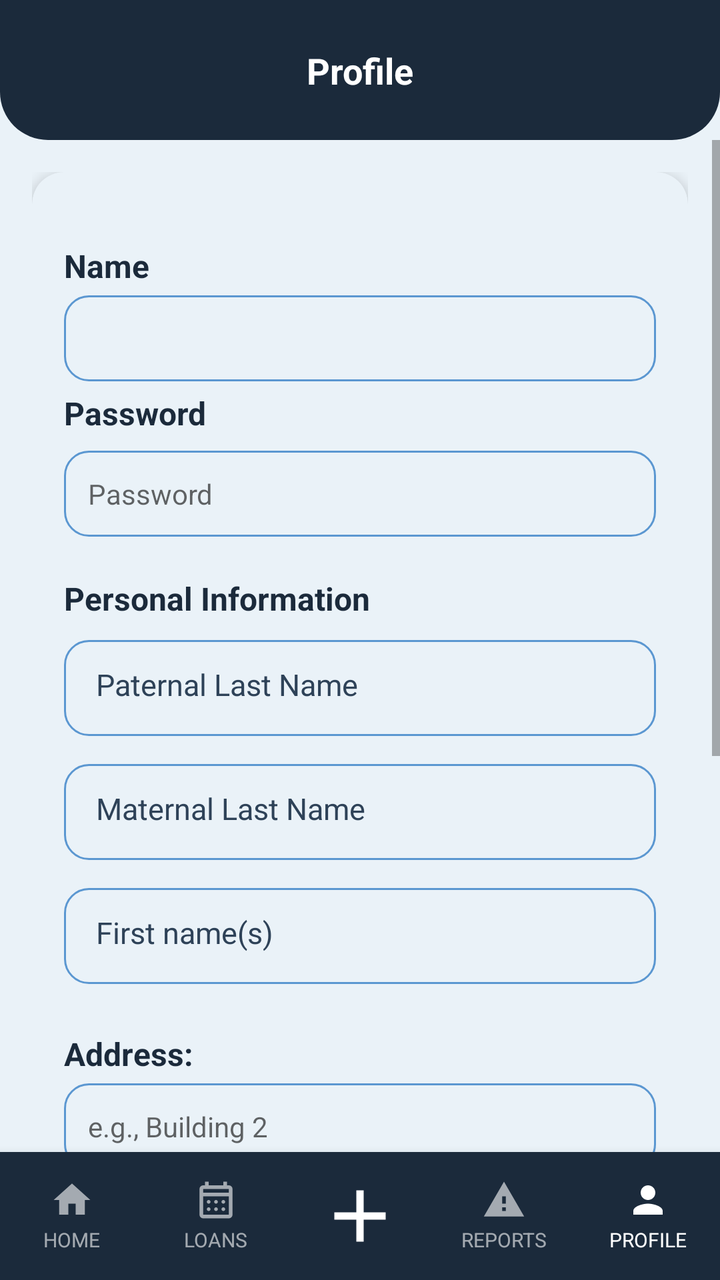
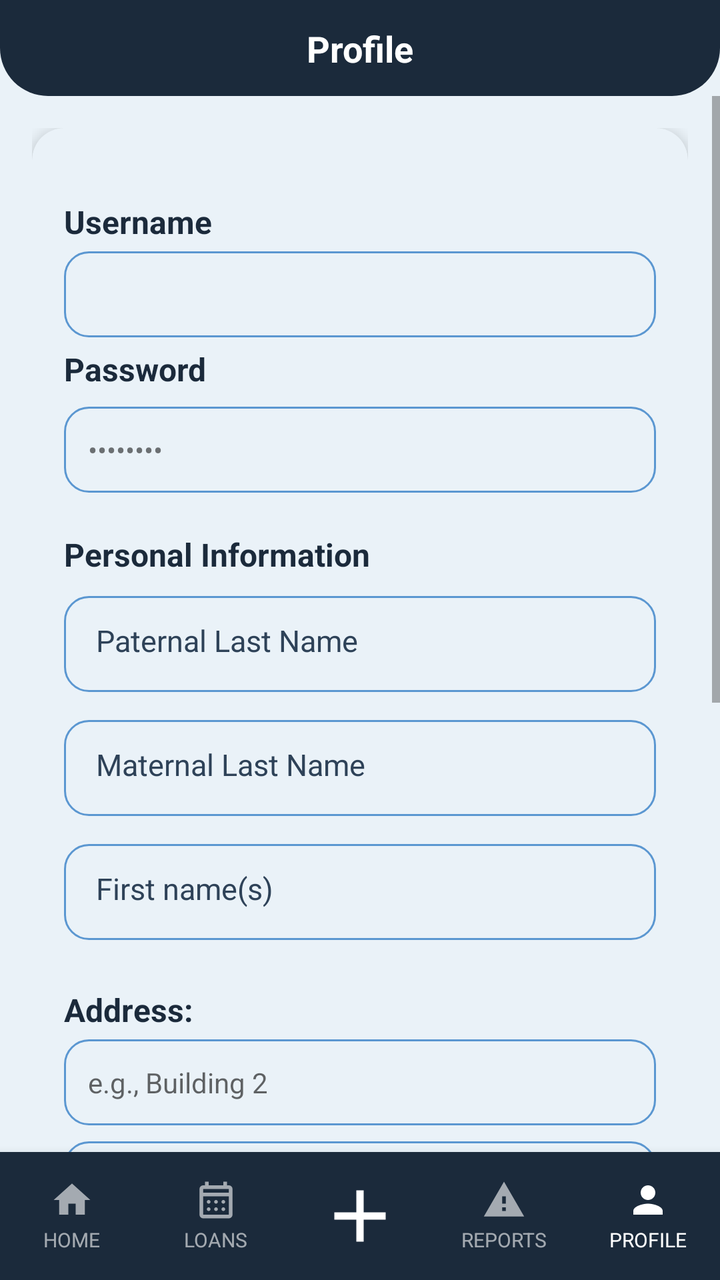

The first picture is an Android layout as it rendered before a commit; the second is the same layout after the commit. The layout source and the unified diff follow.
<!-- AndroidManifest.xml: application theme Theme.YipShare -->
<!-- res/layout/activity_perfil.xml -->
<?xml version="1.0" encoding="utf-8"?>
<androidx.constraintlayout.widget.ConstraintLayout
    xmlns:android="http://schemas.android.com/apk/res/android"
    xmlns:app="http://schemas.android.com/apk/res-auto"
    xmlns:tools="http://schemas.android.com/tools"
    android:id="@+id/main"
    android:layout_width="match_parent"
    android:layout_height="match_parent"
    android:background="@color/fondo_pantalla">

    <View
        android:id="@+id/bg_header"
        android:layout_width="0dp"
        android:layout_height="0dp"
        android:background="@drawable/bg_header"
        app:layout_constraintTop_toTopOf="parent"
        app:layout_constraintStart_toStartOf="parent"
        app:layout_constraintEnd_toEndOf="parent"
        app:layout_constraintBottom_toBottomOf="@id/guideline_header" />

    <androidx.constraintlayout.widget.Guideline
        android:id="@+id/guideline_header"
        android:layout_width="wrap_content"
        android:layout_height="wrap_content"
        android:orientation="horizontal"
        app:layout_constraintGuide_begin="70dp" />

    <androidx.constraintlayout.widget.Guideline
        android:id="@+id/guideline_status"
        android:layout_width="wrap_content"
        android:layout_height="wrap_content"
        android:orientation="horizontal"
        app:layout_constraintGuide_begin="0dp" />

    <TextView
        android:id="@+id/tv_titulo_pantalla"
        android:layout_width="0dp"
        android:layout_height="wrap_content"
        android:text="@string/perfil_titulo"
        android:textAlignment="center"
        android:textColor="@android:color/white"
        android:textStyle="bold"
        android:textSize="18sp"
        android:gravity="center"
        app:layout_constraintTop_toBottomOf="@id/guideline_status"
        app:layout_constraintBottom_toTopOf="@id/guideline_header"
        app:layout_constraintStart_toStartOf="parent"
        app:layout_constraintEnd_toEndOf="parent" />


    <ScrollView
        android:layout_width="0dp"
        android:layout_height="0dp"
        app:layout_constraintTop_toBottomOf="@id/guideline_header"
        app:layout_constraintStart_toStartOf="parent"
        app:layout_constraintEnd_toEndOf="parent"
        app:layout_constraintBottom_toTopOf="@id/bottom_nav">

        <androidx.constraintlayout.widget.ConstraintLayout
            android:layout_width="match_parent"
            android:layout_height="wrap_content"
            android:padding="16dp">

            <androidx.cardview.widget.CardView
                android:id="@+id/card_perfil"
                android:layout_width="0dp"
                android:layout_height="wrap_content"
                app:cardCornerRadius="16dp"
                app:cardElevation="4dp"
                app:cardBackgroundColor="@color/color_tarjeta"
                app:layout_constraintTop_toTopOf="parent"
                app:layout_constraintStart_toStartOf="parent"
                app:layout_constraintEnd_toEndOf="parent">

                <LinearLayout
                    android:layout_width="match_parent"
                    android:layout_height="wrap_content"
                    android:orientation="vertical"
                    android:padding="16dp">
                    <LinearLayout
                        android:id="@+id/layoutPagoMes"
                        android:layout_width="match_parent"
                        android:layout_height="wrap_content"
                        android:orientation="vertical"
                        android:visibility="gone">

                        <TextView
                            style="@style/TextTitle"
                            android:layout_width="match_parent"
                            android:layout_height="wrap_content"
                            android:text="@string/pagoMes"
                            android:textSize="16sp"
                            android:layout_marginBottom="8dp" />

                        <CheckBox
                            android:id="@+id/cbPagoMes"
                            android:layout_width="wrap_content"
                            android:layout_height="wrap_content"
                            android:text="@string/cbPagoMes" />


                    </LinearLayout>
                    <TextView
                        style="@style/TextTitle"
                        android:layout_width="wrap_content"
                        android:layout_height="wrap_content"
                        android:layout_marginTop="20dp"
                        android:textSize="16sp"
                        android:text="@string/perfil_nombre"
                        />

                    <TextView
                        android:id="@+id/et_correo_electronico"
                        android:layout_width="match_parent"
                        android:layout_height="wrap_content"
                        android:layout_marginTop="4dp"
                        android:background="@drawable/bg_input"
                        android:padding="12dp"
                        android:inputType="textNoSuggestions"
                        />

                    <TextView
                        style="@style/TextTitle"
                        android:layout_width="wrap_content"
                        android:layout_height="wrap_content"
                        android:layout_marginTop="5dp"
                        android:textSize="16sp"
                        android:text="@string/contrasena_actualizar_perfil"
                        />

                    <TextView
                        android:id="@+id/et_contrasena"
                        android:layout_width="match_parent"
                        android:layout_height="wrap_content"
                        android:layout_marginTop="8dp"
                        android:background="@drawable/bg_input"
                        android:padding="12dp"
                        android:inputType="textPassword"
                        android:hint="@string/contrasena_actualizar_perfil"
                        android:maxLines="1"
                        android:layout_marginBottom="10dp"/>

                    <TextView
                        android:id="@+id/datos_personales"
                        style="@style/TextTitle"
                        android:layout_width="match_parent"
                        android:layout_height="wrap_content"
                        android:text="@string/datos_personales"
                        android:textSize="16sp"
                        android:textStyle="bold"
                        android:layout_marginTop="10dp"
                        android:layout_marginBottom="10dp"
                        />
                    <TextView
                        android:id="@+id/apellido_paterno"
                        style="@style/InputBrand"
                        android:hint="@string/apellido_paterno"
                        android:inputType="textPersonName"
                        android:background="@drawable/bg_input"
                        android:minHeight="48dp"
                        android:layout_marginBottom="14dp" />

                    <TextView
                        android:id="@+id/apellido_materno"
                        style="@style/InputBrand"
                        android:hint="@string/apellido_materno"
                        android:inputType="textPersonName"
                        android:background="@drawable/bg_input"
                        android:minHeight="48dp"
                        android:layout_marginBottom="14dp" />

                    <TextView
                        android:id="@+id/nombres"
                        style="@style/InputBrand"
                        android:hint="@string/nombres"
                        android:inputType="textPersonName"
                        android:background="@drawable/bg_input"
                        android:minHeight="48dp"
                        android:layout_marginBottom="14dp" />


                    <TextView
                        style="@style/TextTitle"
                        android:layout_width="wrap_content"
                        android:layout_height="wrap_content"
                        android:textSize="16sp"
                        android:layout_marginTop="10dp"
                        android:text="@string/direccion_actualizar_perfil" />

                    <TextView
                        android:id="@+id/et_direccion_edificio"
                        android:layout_width="match_parent"
                        android:layout_height="wrap_content"
                        android:layout_marginTop="4dp"
                        android:background="@drawable/bg_input"
                        android:padding="12dp"
                        android:inputType="textPostalAddress"
                        android:maxLines="1"
                        android:hint="@string/et_direccion_edificio" />
                    <TextView
                        android:id="@+id/et_direccion_departamento"
                        android:layout_width="match_parent"
                        android:layout_height="wrap_content"
                        android:layout_marginTop="8dp"
                        android:background="@drawable/bg_input"
                        android:padding="12dp"
                        android:inputType="textPostalAddress"
                        android:maxLines="1"
                        android:hint="@string/et_direccion_departamento" />

                    <TextView
                        style="@style/TextTitle"
                        android:layout_width="wrap_content"
                        android:layout_height="wrap_content"
                        android:textSize="18sp"
                        android:layout_marginTop="10dp"
                        android:text="@string/mi_calificacion" />

                    <LinearLayout
                        android:layout_width="wrap_content"
                        android:layout_height="wrap_content"
                        android:orientation="horizontal"
                        android:gravity="center_vertical"
                        android:layout_marginTop="8dp">

                        <RatingBar
                            android:id="@+id/rb_mi_calificacion"
                            style="@style/Widget.AppCompat.RatingBar"
                            android:layout_width="wrap_content"
                            android:layout_height="wrap_content"
                            android:numStars="5"
                            android:stepSize="0.5"
                            android:isIndicator="true"
                            android:progressTint="@color/azul_yipshare"
                            tools:rating="4" />

                        <TextView
                            android:id="@+id/tv_calificacion_numero"
                            style="@style/TextBody"
                            android:layout_width="wrap_content"
                            android:layout_height="wrap_content"
                            android:layout_marginStart="8dp"
                            android:textStyle="bold"
                            android:text="@string/placeholder_calificacion_perfil" />

                    </LinearLayout>

                    <Button
                        android:id="@+id/btn_actualizar_datos"
                        style="@style/ButtonPrimary"
                        android:layout_width="match_parent"
                        android:layout_height="52dp"
                        android:layout_marginTop="20dp"
                        android:text="@string/btn_actualizar_perfil" />

                    <Button
                        android:id="@+id/btn_eliminar_cuenta"
                        style="@style/ButtonSecundary"
                        android:layout_width="match_parent"
                        android:layout_height="52dp"
                        android:layout_marginTop="10dp"
                        android:text="@string/btn_eliminar_cuenta" />
                    <Button
                        android:id="@+id/btn_sacar_habitante"
                        style="@style/ButtonPrimary"
                        android:layout_width="match_parent"
                        android:layout_height="48dp"
                        android:layout_marginTop="10dp"
                        android:text="@string/btn_eliminar_habitante"
                        android:visibility="gone" />

                </LinearLayout>

            </androidx.cardview.widget.CardView>

        </androidx.constraintlayout.widget.ConstraintLayout>

    </ScrollView>

    <LinearLayout
        android:id="@+id/bottom_nav"
        android:layout_width="0dp"
        android:layout_height="64dp"
        android:orientation="horizontal"
        android:weightSum="5"
        android:background="@color/azul_yipshare"
        android:elevation="8dp"
        app:layout_constraintBottom_toBottomOf="parent"
        app:layout_constraintStart_toStartOf="parent"
        app:layout_constraintEnd_toEndOf="parent">

        <LinearLayout
            android:id="@+id/nav_inicio"
            android:layout_width="0dp"
            android:layout_height="match_parent"
            android:layout_weight="1"
            android:orientation="vertical"
            android:gravity="center"
            android:clickable="true"
            android:focusable="true"
            android:background="?attr/selectableItemBackgroundBorderless">

            <ImageView
                android:id="@+id/imageView_inicio"
                android:layout_width="22dp"
                android:layout_height="22dp"
                android:src="@drawable/ic_house_princial"
                app:tint="#99FFFFFF"
                android:contentDescription="@string/imageView_inicio" />

            <TextView
                android:id="@+id/textView_inicio"
                android:layout_width="wrap_content"
                android:layout_height="wrap_content"
                android:text="@string/textView_inicio"
                android:textColor="#99FFFFFF"
                android:textSize="10sp"
                android:layout_marginTop="2dp" />
        </LinearLayout>

        <LinearLayout
            android:id="@+id/nav_prestamos"
            android:layout_width="0dp"
            android:layout_height="match_parent"
            android:layout_weight="1"
            android:orientation="vertical"
            android:gravity="center"
            android:clickable="true"
            android:focusable="true"
            android:background="?attr/selectableItemBackgroundBorderless">

            <ImageView
                android:id="@+id/imageView_prestamos"
                android:layout_width="22dp"
                android:layout_height="22dp"
                android:src="@drawable/ic_calendar_month"
                app:tint="#99FFFFFF"
                android:contentDescription="@string/imageView_prestamos" />

            <TextView
                android:id="@+id/textView_prestamos"
                android:layout_width="wrap_content"
                android:layout_height="wrap_content"
                android:text="@string/textView_prestamos"
                android:textColor="#99FFFFFF"
                android:textSize="10sp"
                android:layout_marginTop="2dp" />
        </LinearLayout>

        <LinearLayout
            android:id="@+id/nav_agregar"
            android:layout_width="0dp"
            android:layout_height="match_parent"
            android:layout_weight="1"
            android:orientation="vertical"
            android:gravity="center"
            android:clickable="true"
            android:focusable="true"
            android:background="?attr/selectableItemBackgroundBorderless">

            <ImageView
                android:id="@+id/imageView_agregar"
                android:layout_width="44dp"
                android:layout_height="44dp"
                android:src="@drawable/ic_plus_icon"
                app:tint="@android:color/white"
                android:contentDescription="@string/imageView_agregar" />
        </LinearLayout>

        <LinearLayout
            android:id="@+id/nav_reportes"
            android:layout_width="0dp"
            android:layout_height="match_parent"
            android:layout_weight="1"
            android:orientation="vertical"
            android:gravity="center"
            android:clickable="true"
            android:focusable="true"
            android:background="?attr/selectableItemBackgroundBorderless">

            <ImageView
                android:id="@+id/imageView_reportes"
                android:layout_width="22dp"
                android:layout_height="22dp"
                android:src="@drawable/ic_warning"
                app:tint="#99FFFFFF"
                android:contentDescription="@string/imageView_reportes" />

            <TextView
                android:id="@+id/textView_reportes"
                android:layout_width="wrap_content"
                android:layout_height="wrap_content"
                android:text="@string/textView_reportes"
                android:textColor="#99FFFFFF"
                android:textSize="10sp"
                android:layout_marginTop="2dp" />
        </LinearLayout>

        <LinearLayout
            android:id="@+id/nav_perfil"
            android:layout_width="0dp"
            android:layout_height="match_parent"
            android:layout_weight="1"
            android:orientation="vertical"
            android:gravity="center"
            android:clickable="true"
            android:focusable="true"
            android:background="?attr/selectableItemBackgroundBorderless">

            <ImageView
                android:id="@+id/imageView_perfil"
                android:layout_width="22dp"
                android:layout_height="22dp"
                android:src="@drawable/ic_person"
                app:tint="@android:color/white"
                android:contentDescription="@string/imageView_perfil" />

            <TextView
                android:id="@+id/textView_perfil"
                android:layout_width="wrap_content"
                android:layout_height="wrap_content"
                android:text="@string/textView_perfil"
                android:textColor="@android:color/white"
                android:textSize="10sp"
                android:layout_marginTop="2dp" />
        </LinearLayout>

    </LinearLayout>

</androidx.constraintlayout.widget.ConstraintLayout>
<!-- resources referenced by this layout -->
<resources>
  <color name="azul_yipshare">#1B2A3B</color>
  <color name="color_tarjeta">#EAF2F8</color>
  <color name="fondo_pantalla">#EAF2F8</color>
  <!-- drawable bg_header (drawable) -->
  <?xml version="1.0" encoding="utf-8"?>
  <shape xmlns:android="http://schemas.android.com/apk/res/android"
      android:shape="rectangle">
      <solid android:color="@color/azul_yipshare" />
      <corners
          android:bottomLeftRadius="24dp"
          android:bottomRightRadius="24dp" />
  </shape>
  <!-- drawable ic_house_princial (drawable) -->
  <vector xmlns:android="http://schemas.android.com/apk/res/android"
      android:width="24dp"
      android:height="24dp"
      android:viewportWidth="24"
      android:viewportHeight="24">
      <path
          android:fillColor="@android:color/white"
          android:pathData="M10,20v-6h4v6h5v-8h3L12,3 2,12h3v8z"/>
  </vector>
  <string name="apellido_materno">Maternal Last Name</string>
  <string name="apellido_paterno">Paternal Last Name</string>
  <string name="btn_actualizar_perfil">Update Information</string>
  <string name="btn_eliminar_cuenta">Delete Account</string>
  <string name="btn_eliminar_habitante">Remove Resident from Condominium</string>
  <string name="cbPagoMes">Yes, paid this month</string>
  <string name="contrasena_actualizar_perfil">Password</string>
  <string name="datos_personales">Personal Information</string>
  <string name="direccion_actualizar_perfil">Address:</string>
  <string name="et_direccion_departamento">e.g., Apartment: 14</string>
  <string name="et_direccion_edificio">e.g., Building 2</string>
  <string name="imageView_agregar">Add</string>
  <string name="imageView_inicio">Home</string>
  <string name="imageView_perfil">Profile</string>
  <string name="imageView_prestamos">Loans</string>
  <string name="imageView_reportes">Reports</string>
  <string name="mi_calificacion">My Rating</string>
  <string name="nombres">First name(s)</string>
  <string name="pagoMes">Monthly payment:\u0020</string>
  <string name="perfil_nombre">Name</string>
  <string name="perfil_titulo">Profile</string>
  <string name="placeholder_calificacion_perfil" translatable="false">4.0</string>
  <string name="textView_inicio">HOME</string>
  <string name="textView_perfil">PROFILE</string>
  <string name="textView_prestamos">LOANS</string>
  <string name="textView_reportes">REPORTS</string>
  <style name="TextBody">
          <item name="android:textColor">@color/texto_secundario</item>
          <item name="android:textSize">14sp</item>
      </style>
  <style name="TextTitle">
          <item name="android:textColor">@color/azul_yipshare</item>
          <item name="android:textSize">18sp</item>
          <item name="android:textStyle">bold</item>
      </style>
  <style name="Theme.YipShare" parent="Theme.AppCompat.DayNight.NoActionBar">
          <item name="android:windowBackground">@color/fondo_pantalla</item>
      </style>
  <color name="input_fondo">#EAF2F8</color>
  <color name="input_stroke">#5B97D1</color>
  <!-- drawable bg_button_primary (drawable) -->
  <?xml version="1.0" encoding="utf-8"?>
  <shape xmlns:android="http://schemas.android.com/apk/res/android"
      android:shape="rectangle">
      <solid android:color="@color/azul_yipshare" />
      <corners android:radius="12dp" />
  </shape>
  <!-- drawable bg_button_secundary (drawable) -->
  <?xml version="1.0" encoding="utf-8"?>
  <shape xmlns:android="http://schemas.android.com/apk/res/android"
      android:shape="rectangle">
      <solid android:color="@color/input_stroke" />
      <corners android:radius="12dp" />
  </shape>
  <color name="texto_primario">#0D1622</color>
  <color name="texto_hint">#2E4258</color>
  <color name="texto_secundario">#2E4258</color>
  <!-- unchanged entries left out for length: 8 -->
</resources>

<!-- the commit's change to res/layout/activity_perfil.xml (unified diff, before → after) -->
@@ -23,7 +23,7 @@
         android:layout_width="wrap_content"
         android:layout_height="wrap_content"
         android:orientation="horizontal"
-        app:layout_constraintGuide_begin="70dp" />
+        app:layout_constraintGuide_begin="48dp" />
 
     <androidx.constraintlayout.widget.Guideline
         android:id="@+id/guideline_status"
@@ -136,7 +136,7 @@
                         android:background="@drawable/bg_input"
                         android:padding="12dp"
                         android:inputType="textPassword"
-                        android:hint="@string/contrasena_actualizar_perfil"
+                        android:text="@string/password_oculta"
                         android:maxLines="1"
                         android:layout_marginBottom="10dp"/>
 
@@ -244,6 +244,13 @@
                             android:text="@string/placeholder_calificacion_perfil" />
 
                     </LinearLayout>
+
+                    <include
+                        layout="@layout/section_feedback"
+                        android:layout_width="match_parent"
+                        android:layout_height="wrap_content"
+                        android:layout_marginTop="16dp"
+                        android:layout_marginBottom="16dp" />
 
                     <Button
                         android:id="@+id/btn_actualizar_datos"
@@ -428,3 +435,52 @@
     </LinearLayout>
 
 </androidx.constraintlayout.widget.ConstraintLayout>
+<!-- res/layout/section_feedback.xml (included above) -->
+<?xml version="1.0" encoding="utf-8"?>
+<LinearLayout
+    xmlns:android="http://schemas.android.com/apk/res/android"
+    android:id="@+id/section_feedback"
+    android:layout_width="match_parent"
+    android:layout_height="wrap_content"
+    android:orientation="vertical">
+
+    <LinearLayout
+        android:layout_width="match_parent"
+        android:layout_height="wrap_content"
+        android:orientation="horizontal">
+
+        <Button
+            android:id="@+id/btn_ver_calificaciones"
+            style="@style/ButtonPrimary"
+            android:layout_width="0dp"
+            android:layout_height="44dp"
+            android:layout_weight="1"
+            android:layout_marginEnd="6dp"
+            android:text="@string/btn_ver_calificaciones" />
+
+        <Button
+            android:id="@+id/btn_ver_reportes"
+            style="@style/ButtonSecundary"
+            android:layout_width="0dp"
+            android:layout_height="44dp"
+            android:layout_weight="1"
+            android:layout_marginStart="6dp"
+            android:text="@string/btn_ver_reportes" />
+    </LinearLayout>
+
+    <TextView
+        android:id="@+id/tv_lista_vacia"
+        style="@style/TextBody"
+        android:layout_width="match_parent"
+        android:layout_height="wrap_content"
+        android:layout_marginTop="16dp"
+        android:gravity="center"
+        android:visibility="gone" />
+
+    <androidx.recyclerview.widget.RecyclerView
+        android:id="@+id/rv_feedback"
+        android:layout_width="match_parent"
+        android:layout_height="wrap_content"
+        android:layout_marginTop="12dp"
+        android:nestedScrollingEnabled="false" />
+</LinearLayout>
<!-- resource entries referenced after the edit -->
@@ -27,6 +27,8 @@
   <string name="btn_actualizar_perfil">Update Information</string>
   <string name="btn_eliminar_cuenta">Delete Account</string>
   <string name="btn_eliminar_habitante">Remove Resident from Condominium</string>
+  <string name="btn_ver_calificaciones">Ratings</string>
+  <string name="btn_ver_reportes">Reports</string>
   <string name="cbPagoMes">Yes, paid this month</string>
   <string name="contrasena_actualizar_perfil">Password</string>
   <string name="datos_personales">Personal Information</string>
@@ -41,7 +43,8 @@
   <string name="mi_calificacion">My Rating</string>
   <string name="nombres">First name(s)</string>
   <string name="pagoMes">Monthly payment:\u0020</string>
-  <string name="perfil_nombre">Name</string>
+  <string name="password_oculta" translatable="false">********</string>
+  <string name="perfil_nombre">Username</string>
   <string name="perfil_titulo">Profile</string>
   <string name="placeholder_calificacion_perfil" translatable="false">4.0</string>
   <string name="textView_inicio">HOME</string>
